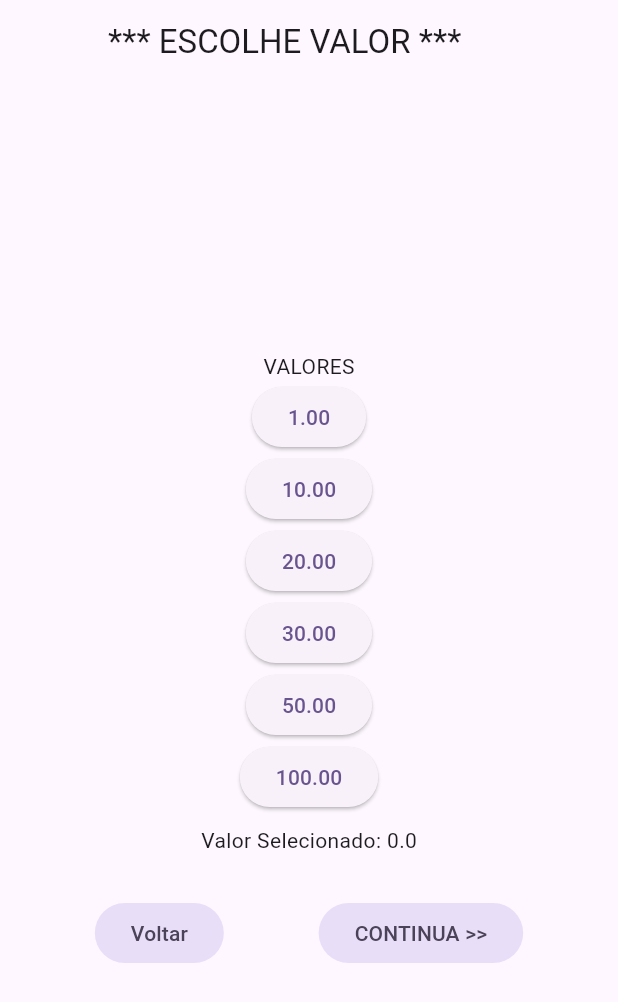
After one commit to slackwarecps/flutter_bingo_app_vendedor, a Flutter app: the CreditoEscolheValorScreen screen opened directly, on a phone screen of 412 x 824 dp. The commit adds this screen. Shown: the top 1002 px of the screen. Run offline on Flutter 3.47's test engine with Material 3 defaults, Android fonts, the phone set to English and light mode, and no system bars; our stand-ins replace logger; missing offline and left inert: dart:ffi, http_interceptor; statements that could not run were skipped.

Commit message:
lista de pacotes

```diff
--- /dev/null
+++ b/lib/telas/jornada_de_credito/credite_escolhe_valores.dart
@@ -0,0 +1,129 @@
+import 'package:bingo_app_vendedor/telas/home_screen.dart';
+import 'package:bingo_app_vendedor/telas/jornada_de_credito/credito_coloca_valor.dart';
+import 'package:bingo_app_vendedor/telas/jornada_de_credito/credito_identifica_jogador.dart';
+import 'package:flutter/material.dart';
+
+class CreditoEscolheValorScreen extends StatefulWidget {
+  const CreditoEscolheValorScreen({Key? key}) : super(key: key);
+
+  @override
+  State<CreditoEscolheValorScreen> createState() =>
+      _CreditoEscolheValorScreenState();
+}
+
+class _CreditoEscolheValorScreenState extends State<CreditoEscolheValorScreen> {
+  String titulo = 'ESCOLHE VALOR';
+  double valorEscolhido = 0.0;
+
+  @override
+  void initState() {
+    super.initState();
+    valorEscolhido = 0.00; // Define o valor inicial aqui
+  }
+
+  @override
+  Widget build(BuildContext context) {
+    return Scaffold(
+        appBar: AppBar(
+          leading: Container(),
+          title: Text('*** ESCOLHE VALOR ***'),
+        ),
+        body: Column(
+          mainAxisAlignment: MainAxisAlignment.center,
+          crossAxisAlignment: CrossAxisAlignment.center,
+          children: [
+            Text('VALORES'),
+            Column(
+              children: [
+                ElevatedButton(
+                    onPressed: () {
+                      setState(() {
+                        valorEscolhido = 1.00;
+                      });
+                    },
+                    child: Text('1.00')),
+                ElevatedButton(
+                    onPressed: () {
+                      setState(() {
+                        valorEscolhido = 10.00;
+                      });
+                    },
+                    child: Text('10.00')),
+                ElevatedButton(
+                    onPressed: () {
+                      setState(() {
+                        valorEscolhido = 20.00;
+                      });
+                    },
+                    child: Text('20.00')),
+                ElevatedButton(
+                    onPressed: () {
+                      setState(() {
+                        valorEscolhido = 30.00;
+                      });
+                    },
+                    child: Text('30.00')),
+                ElevatedButton(
+                    onPressed: () {
+                      setState(() {
+                        valorEscolhido = 50.00;
+                      });
+                    },
+                    child: Text('50.00')),
+                ElevatedButton(
+                    onPressed: () {
+                      setState(() {
+                        valorEscolhido = 100.00;
+                      });
+                    },
+                    child: Text('100.00')),
+                Padding(
+                  padding: const EdgeInsets.all(8.0),
+                  child: Text('Valor Selecionado: $valorEscolhido'),
+                ),
+              ],
+            ),
+            SizedBox(height: 20),
+            Row(
+              mainAxisAlignment: MainAxisAlignment.spaceEvenly,
+              children: [
+                FilledButton.tonal(
+                    onPressed: () {
+                      Navigator.push(
+                        context,
+                        MaterialPageRoute(
+                          builder: (contextNew) =>
+                              CreditoIdentificaClienteScreen(),
+                        ),
+                      );
+                    },
+                    child: const Text('Voltar')),
+                FilledButton.tonal(
+                    onPressed: () {
+                      if (valorEscolhido == 0) {
+                        ScaffoldMessenger.of(context).showSnackBar(
+                          SnackBar(
+                            content: Text(
+                                'Não é possível continuar sem selecionar um valor.'),
+                          ),
+                        );
+                      } else {
+                        Navigator.push(
+                          context,
+                          MaterialPageRoute(
+                            builder: (contextNew) => CreditoColocaValorScreen(),
+                          ),
+                        );
+                      }
+                    },
+                    child: const Text('CONTINUA >>')),
+              ],
+            ),
+          ],
+        ));
+
+    callAddSolicitacaoCredito() {
+      print('chamou...');
+    }
+  }
+}
--- a/lib/telas/jornada_de_credito/credito_identifica_jogador.dart
+++ b/lib/telas/jornada_de_credito/credito_identifica_jogador.dart
@@ -1,5 +1,6 @@
 import 'package:bingo_app_vendedor/modelos/credito.dart';
 import 'package:bingo_app_vendedor/telas/home_screen.dart';
+import 'package:bingo_app_vendedor/telas/jornada_de_credito/credite_escolhe_valores.dart';
 import 'package:bingo_app_vendedor/telas/jornada_de_credito/credito_coloca_valor.dart';
 import 'package:flutter/material.dart';
 import 'package:uuid/uuid.dart';
@@ -74,11 +75,11 @@ class _CreditoIdentificaJogadorScreenState
                       Navigator.push(
                         context,
                         MaterialPageRoute(
-                          builder: (contextNew) => CreditoColocaValorScreen(),
+                          builder: (contextNew) => CreditoEscolheValorScreen(),
                         ),
                       );
                     },
-                    child: const Text('Proximo')),
+                    child: const Text('Proximo >>')),
               ],
             ),
           ],
```
